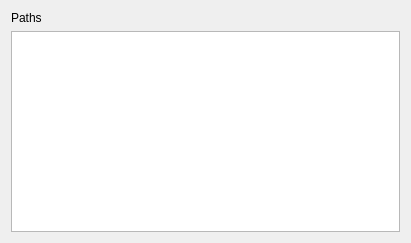
Before: the Qt Designer form ui/LibraryFilePaths.ui in KDE/kxstitch, drawn with Qt 5.
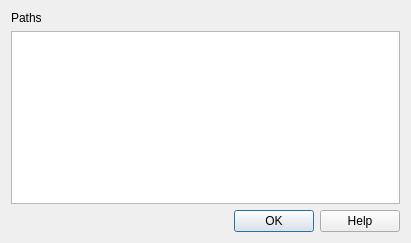
After: the same form once the commit is applied.

Commit message: KDialog -> QDialog

```diff
--- a/ui/LibraryFilePaths.ui
+++ b/ui/LibraryFilePaths.ui
@@ -27,6 +27,13 @@
    <item>
     <widget class="QListWidget" name="PathList"/>
    </item>
+   <item>
+    <widget class="QDialogButtonBox" name="DialogButtonBox">
+     <property name="standardButtons">
+      <set>QDialogButtonBox::Help|QDialogButtonBox::Ok</set>
+     </property>
+    </widget>
+   </item>
   </layout>
  </widget>
  <resources/>
```
The commit also changes 2 other files.
